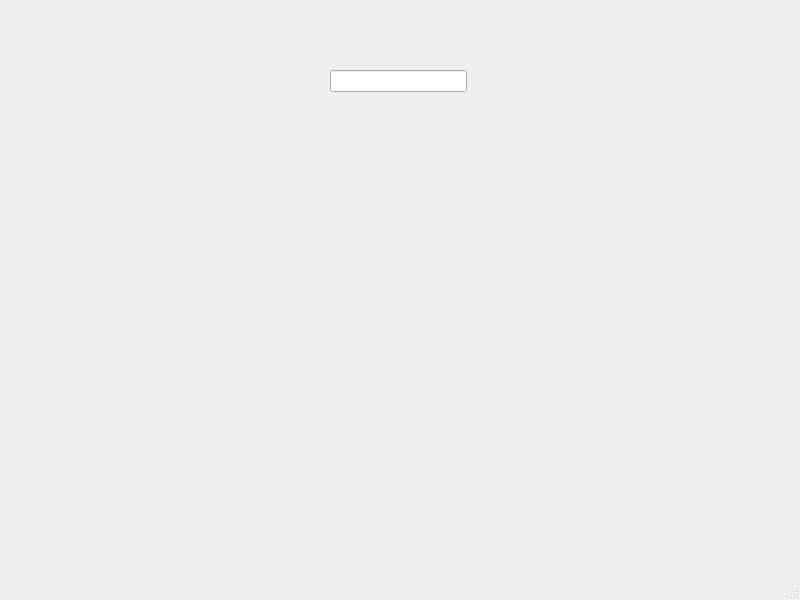
The window that mainwindow.ui (cpp-2021/ultimate-calculator) describes before a commit, drawn with Qt 5.
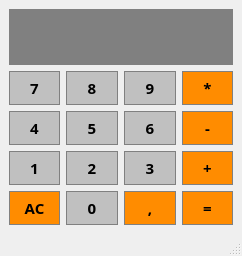
The same window after the commit.

Commit message: Test avec Tab

```diff
--- a/mainwindow.ui
+++ b/mainwindow.ui
@@ -6,30 +6,600 @@
    <rect>
     <x>0</x>
     <y>0</y>
-    <width>800</width>
-    <height>600</height>
+    <width>242</width>
+    <height>256</height>
    </rect>
   </property>
+  <property name="sizePolicy">
+   <sizepolicy hsizetype="Preferred" vsizetype="Expanding">
+    <horstretch>0</horstretch>
+    <verstretch>0</verstretch>
+   </sizepolicy>
+  </property>
   <property name="windowTitle">
    <string>MainWindow</string>
   </property>
   <widget class="QWidget" name="centralwidget">
-   <widget class="QLineEdit" name="lineEdit">
-    <property name="geometry">
-     <rect>
-      <x>330</x>
-      <y>70</y>
-      <width>137</width>
-      <height>22</height>
-     </rect>
-    </property>
-    <property name="sizePolicy">
-     <sizepolicy hsizetype="Preferred" vsizetype="Expanding">
-      <horstretch>0</horstretch>
-      <verstretch>0</verstretch>
-     </sizepolicy>
-    </property>
-   </widget>
+   <layout class="QGridLayout" name="gridLayout">
+    <item row="1" column="1">
+     <widget class="QPushButton" name="Button8">
+      <property name="sizePolicy">
+       <sizepolicy hsizetype="Preferred" vsizetype="Preferred">
+        <horstretch>0</horstretch>
+        <verstretch>0</verstretch>
+       </sizepolicy>
+      </property>
+      <property name="font">
+       <font>
+        <family>Open Sans</family>
+        <pointsize>11</pointsize>
+        <weight>75</weight>
+        <bold>true</bold>
+       </font>
+      </property>
+      <property name="styleSheet">
+       <string notr="true">QPushButton {
+	background-color: #C0C0C0;
+	border: 1px solid gray;
+	padding: 5px;
+}
+
+QPushButton:pressed {
+	background-color: #A9A9A9;
+	border: 1px solid gray;
+	padding: 5px;
+}</string>
+      </property>
+      <property name="text">
+       <string>8</string>
+      </property>
+     </widget>
+    </item>
+    <item row="4" column="2">
+     <widget class="QPushButton" name="ButtonVirgule">
+      <property name="sizePolicy">
+       <sizepolicy hsizetype="Preferred" vsizetype="Preferred">
+        <horstretch>0</horstretch>
+        <verstretch>0</verstretch>
+       </sizepolicy>
+      </property>
+      <property name="font">
+       <font>
+        <family>Open Sans</family>
+        <pointsize>11</pointsize>
+        <weight>75</weight>
+        <bold>true</bold>
+       </font>
+      </property>
+      <property name="styleSheet">
+       <string notr="true">QPushButton {
+	background-color: #FF8C00;
+	border: 1px solid gray;
+	padding: 5px;
+}
+
+QPushButton:pressed {
+	background-color: #A9A9A9;
+	border: 1px solid gray;
+	padding: 5px;
+}</string>
+      </property>
+      <property name="text">
+       <string>,</string>
+      </property>
+     </widget>
+    </item>
+    <item row="2" column="1">
+     <widget class="QPushButton" name="Button5">
+      <property name="sizePolicy">
+       <sizepolicy hsizetype="Preferred" vsizetype="Preferred">
+        <horstretch>0</horstretch>
+        <verstretch>0</verstretch>
+       </sizepolicy>
+      </property>
+      <property name="font">
+       <font>
+        <family>Open Sans</family>
+        <pointsize>11</pointsize>
+        <weight>75</weight>
+        <bold>true</bold>
+       </font>
+      </property>
+      <property name="styleSheet">
+       <string notr="true">QPushButton {
+	background-color: #C0C0C0;
+	border: 1px solid gray;
+	padding: 5px;
+}
+
+QPushButton:pressed {
+	background-color: #A9A9A9;
+	border: 1px solid gray;
+	padding: 5px;
+}</string>
+      </property>
+      <property name="text">
+       <string>5</string>
+      </property>
+     </widget>
+    </item>
+    <item row="3" column="3">
+     <widget class="QPushButton" name="ButtonAdd">
+      <property name="sizePolicy">
+       <sizepolicy hsizetype="Preferred" vsizetype="Preferred">
+        <horstretch>0</horstretch>
+        <verstretch>0</verstretch>
+       </sizepolicy>
+      </property>
+      <property name="font">
+       <font>
+        <family>Open Sans</family>
+        <pointsize>11</pointsize>
+        <weight>75</weight>
+        <bold>true</bold>
+       </font>
+      </property>
+      <property name="styleSheet">
+       <string notr="true">QPushButton {
+	background-color: #FF8C00;
+	border: 1px solid gray;
+	padding: 5px;
+}
+
+QPushButton:pressed {
+	background-color: #A9A9A9;
+	border: 1px solid gray;
+	padding: 5px;
+}</string>
+      </property>
+      <property name="text">
+       <string>+</string>
+      </property>
+     </widget>
+    </item>
+    <item row="1" column="3">
+     <widget class="QPushButton" name="ButtonMult">
+      <property name="sizePolicy">
+       <sizepolicy hsizetype="Preferred" vsizetype="Preferred">
+        <horstretch>0</horstretch>
+        <verstretch>0</verstretch>
+       </sizepolicy>
+      </property>
+      <property name="font">
+       <font>
+        <family>Open Sans</family>
+        <pointsize>11</pointsize>
+        <weight>75</weight>
+        <bold>true</bold>
+       </font>
+      </property>
+      <property name="styleSheet">
+       <string notr="true">QPushButton {
+	background-color: #FF8C00;
+	border: 1px solid gray;
+	padding: 5px;
+}
+
+QPushButton:pressed {
+	background-color: #A9A9A9;
+	border: 1px solid gray;
+	padding: 5px;
+}</string>
+      </property>
+      <property name="text">
+       <string>*</string>
+      </property>
+     </widget>
+    </item>
+    <item row="2" column="2">
+     <widget class="QPushButton" name="Button6">
+      <property name="sizePolicy">
+       <sizepolicy hsizetype="Preferred" vsizetype="Preferred">
+        <horstretch>0</horstretch>
+        <verstretch>0</verstretch>
+       </sizepolicy>
+      </property>
+      <property name="font">
+       <font>
+        <family>Open Sans</family>
+        <pointsize>11</pointsize>
+        <weight>75</weight>
+        <bold>true</bold>
+       </font>
+      </property>
+      <property name="styleSheet">
+       <string notr="true">QPushButton {
+	background-color: #C0C0C0;
+	border: 1px solid gray;
+	padding: 5px;
+}
+
+QPushButton:pressed {
+	background-color: #A9A9A9;
+	border: 1px solid gray;
+	padding: 5px;
+}</string>
+      </property>
+      <property name="text">
+       <string>6</string>
+      </property>
+     </widget>
+    </item>
+    <item row="1" column="0">
+     <widget class="QPushButton" name="Button7">
+      <property name="sizePolicy">
+       <sizepolicy hsizetype="Preferred" vsizetype="Preferred">
+        <horstretch>0</horstretch>
+        <verstretch>0</verstretch>
+       </sizepolicy>
+      </property>
+      <property name="font">
+       <font>
+        <family>Open Sans</family>
+        <pointsize>11</pointsize>
+        <weight>75</weight>
+        <bold>true</bold>
+       </font>
+      </property>
+      <property name="styleSheet">
+       <string notr="true">QPushButton {
+	background-color: #C0C0C0;
+	border: 1px solid gray;
+	padding: 5px;
+}
+
+QPushButton:pressed {
+	background-color: #A9A9A9;
+	border: 1px solid gray;
+	padding: 5px;
+}</string>
+      </property>
+      <property name="text">
+       <string>7</string>
+      </property>
+     </widget>
+    </item>
+    <item row="1" column="2">
+     <widget class="QPushButton" name="Button9">
+      <property name="sizePolicy">
+       <sizepolicy hsizetype="Preferred" vsizetype="Preferred">
+        <horstretch>0</horstretch>
+        <verstretch>0</verstretch>
+       </sizepolicy>
+      </property>
+      <property name="font">
+       <font>
+        <family>Open Sans</family>
+        <pointsize>11</pointsize>
+        <weight>75</weight>
+        <bold>true</bold>
+       </font>
+      </property>
+      <property name="styleSheet">
+       <string notr="true">QPushButton {
+	background-color: #C0C0C0;
+	border: 1px solid gray;
+	padding: 5px;
+}
+
+QPushButton:pressed {
+	background-color: #A9A9A9;
+	border: 1px solid gray;
+	padding: 5px;
+}</string>
+      </property>
+      <property name="text">
+       <string>9</string>
+      </property>
+     </widget>
+    </item>
+    <item row="2" column="3">
+     <widget class="QPushButton" name="ButtonMinus">
+      <property name="sizePolicy">
+       <sizepolicy hsizetype="Preferred" vsizetype="Preferred">
+        <horstretch>0</horstretch>
+        <verstretch>0</verstretch>
+       </sizepolicy>
+      </property>
+      <property name="font">
+       <font>
+        <family>Open Sans</family>
+        <pointsize>11</pointsize>
+        <weight>75</weight>
+        <bold>true</bold>
+       </font>
+      </property>
+      <property name="styleSheet">
+       <string notr="true">QPushButton {
+	background-color: #FF8C00;
+	border: 1px solid gray;
+	padding: 5px;
+}
+
+QPushButton:pressed {
+	background-color: #A9A9A9;
+	border: 1px solid gray;
+	padding: 5px;
+}</string>
+      </property>
+      <property name="text">
+       <string>-</string>
+      </property>
+     </widget>
+    </item>
+    <item row="2" column="0">
+     <widget class="QPushButton" name="Button4">
+      <property name="sizePolicy">
+       <sizepolicy hsizetype="Preferred" vsizetype="Preferred">
+        <horstretch>0</horstretch>
+        <verstretch>0</verstretch>
+       </sizepolicy>
+      </property>
+      <property name="font">
+       <font>
+        <family>Open Sans</family>
+        <pointsize>11</pointsize>
+        <weight>75</weight>
+        <bold>true</bold>
+       </font>
+      </property>
+      <property name="styleSheet">
+       <string notr="true">QPushButton {
+	background-color: #C0C0C0;
+	border: 1px solid gray;
+	padding: 5px;
+}
+
+QPushButton:pressed {
+	background-color: #A9A9A9;
+	border: 1px solid gray;
+	padding: 5px;
+}</string>
+      </property>
+      <property name="text">
+       <string>4</string>
+      </property>
+     </widget>
+    </item>
+    <item row="3" column="1">
+     <widget class="QPushButton" name="Button2">
+      <property name="sizePolicy">
+       <sizepolicy hsizetype="Preferred" vsizetype="Preferred">
+        <horstretch>0</horstretch>
+        <verstretch>0</verstretch>
+       </sizepolicy>
+      </property>
+      <property name="font">
+       <font>
+        <family>Open Sans</family>
+        <pointsize>11</pointsize>
+        <weight>75</weight>
+        <bold>true</bold>
+       </font>
+      </property>
+      <property name="styleSheet">
+       <string notr="true">QPushButton {
+	background-color: #C0C0C0;
+	border: 1px solid gray;
+	padding: 5px;
+}
+
+QPushButton:pressed {
+	background-color: #A9A9A9;
+	border: 1px solid gray;
+	padding: 5px;
+}</string>
+      </property>
+      <property name="text">
+       <string>2</string>
+      </property>
+     </widget>
+    </item>
+    <item row="3" column="0">
+     <widget class="QPushButton" name="Button1">
+      <property name="sizePolicy">
+       <sizepolicy hsizetype="Preferred" vsizetype="Preferred">
+        <horstretch>0</horstretch>
+        <verstretch>0</verstretch>
+       </sizepolicy>
+      </property>
+      <property name="font">
+       <font>
+        <family>Open Sans</family>
+        <pointsize>11</pointsize>
+        <weight>75</weight>
+        <bold>true</bold>
+       </font>
+      </property>
+      <property name="styleSheet">
+       <string notr="true">QPushButton {
+	background-color: #C0C0C0;
+	border: 1px solid gray;
+	padding: 5px;
+}
+
+QPushButton:pressed {
+	background-color: #A9A9A9;
+	border: 1px solid gray;
+	padding: 5px;
+}</string>
+      </property>
+      <property name="text">
+       <string>1</string>
+      </property>
+     </widget>
+    </item>
+    <item row="4" column="3">
+     <widget class="QPushButton" name="ButtonEquals">
+      <property name="sizePolicy">
+       <sizepolicy hsizetype="Preferred" vsizetype="Preferred">
+        <horstretch>0</horstretch>
+        <verstretch>0</verstretch>
+       </sizepolicy>
+      </property>
+      <property name="font">
+       <font>
+        <family>Open Sans</family>
+        <pointsize>11</pointsize>
+        <weight>75</weight>
+        <bold>true</bold>
+       </font>
+      </property>
+      <property name="styleSheet">
+       <string notr="true">QPushButton {
+	background-color: #FF8C00;
+	border: 1px solid gray;
+	padding: 5px;
+}
+
+QPushButton:pressed {
+	background-color: #A9A9A9;
+	border: 1px solid gray;
+	padding: 5px;
+}</string>
+      </property>
+      <property name="text">
+       <string>=</string>
+      </property>
+     </widget>
+    </item>
+    <item row="3" column="2">
+     <widget class="QPushButton" name="Button3">
+      <property name="sizePolicy">
+       <sizepolicy hsizetype="Preferred" vsizetype="Preferred">
+        <horstretch>0</horstretch>
+        <verstretch>0</verstretch>
+       </sizepolicy>
+      </property>
+      <property name="font">
+       <font>
+        <family>Open Sans</family>
+        <pointsize>11</pointsize>
+        <weight>75</weight>
+        <bold>true</bold>
+       </font>
+      </property>
+      <property name="styleSheet">
+       <string notr="true">QPushButton {
+	background-color: #C0C0C0;
+	border: 1px solid gray;
+	padding: 5px;
+}
+
+QPushButton:pressed {
+	background-color: #A9A9A9;
+	border: 1px solid gray;
+	padding: 5px;
+}</string>
+      </property>
+      <property name="text">
+       <string>3</string>
+      </property>
+     </widget>
+    </item>
+    <item row="4" column="1">
+     <widget class="QPushButton" name="Button0">
+      <property name="sizePolicy">
+       <sizepolicy hsizetype="Preferred" vsizetype="Preferred">
+        <horstretch>0</horstretch>
+        <verstretch>0</verstretch>
+       </sizepolicy>
+      </property>
+      <property name="font">
+       <font>
+        <family>Open Sans</family>
+        <pointsize>11</pointsize>
+        <weight>75</weight>
+        <bold>true</bold>
+       </font>
+      </property>
+      <property name="styleSheet">
+       <string notr="true">QPushButton {
+	background-color: #C0C0C0;
+	border: 1px solid gray;
+	padding: 5px;
+}
+
+QPushButton:pressed {
+	background-color: #A9A9A9;
+	border: 1px solid gray;
+	padding: 5px;
+}</string>
+      </property>
+      <property name="text">
+       <string>0</string>
+      </property>
+     </widget>
+    </item>
+    <item row="4" column="0">
+     <widget class="QPushButton" name="ButtonAC">
+      <property name="sizePolicy">
+       <sizepolicy hsizetype="Preferred" vsizetype="Preferred">
+        <horstretch>0</horstretch>
+        <verstretch>0</verstretch>
+       </sizepolicy>
+      </property>
+      <property name="font">
+       <font>
+        <family>Open Sans</family>
+        <pointsize>11</pointsize>
+        <weight>75</weight>
+        <bold>true</bold>
+       </font>
+      </property>
+      <property name="styleSheet">
+       <string notr="true">QPushButton {
+	background-color: #FF8C00;
+	border: 1px solid gray;
+	padding: 5px;
+}
+
+QPushButton:pressed {
+	background-color: #A9A9A9;
+	border: 1px solid gray;
+	padding: 5px;
+}</string>
+      </property>
+      <property name="text">
+       <string>AC</string>
+      </property>
+     </widget>
+    </item>
+    <item row="0" column="0" colspan="4">
+     <widget class="QLineEdit" name="Display">
+      <property name="sizePolicy">
+       <sizepolicy hsizetype="Preferred" vsizetype="Expanding">
+        <horstretch>0</horstretch>
+        <verstretch>0</verstretch>
+       </sizepolicy>
+      </property>
+      <property name="font">
+       <font>
+        <family>Open Sans</family>
+        <pointsize>22</pointsize>
+        <weight>75</weight>
+        <bold>true</bold>
+       </font>
+      </property>
+      <property name="focusPolicy">
+       <enum>Qt::StrongFocus</enum>
+      </property>
+      <property name="styleSheet">
+       <string notr="true">QLineEdit {
+	background-color: gray;
+	border : 1px solid gray;
+	color: #ffffff;
+}</string>
+      </property>
+      <property name="text">
+       <string/>
+      </property>
+      <property name="alignment">
+       <set>Qt::AlignRight|Qt::AlignTrailing|Qt::AlignVCenter</set>
+      </property>
+     </widget>
+    </item>
+   </layout>
   </widget>
   <widget class="QMenuBar" name="menubar">
    <property name="geometry">
```
Left out of the diff: 6 changed lines with no effect on the pictures. The commit also changes 5 other files.
